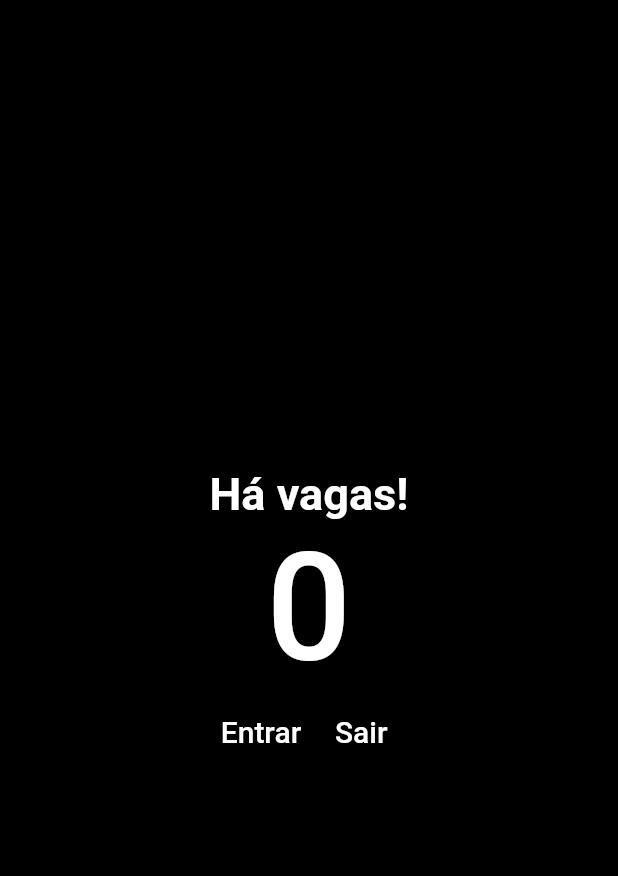
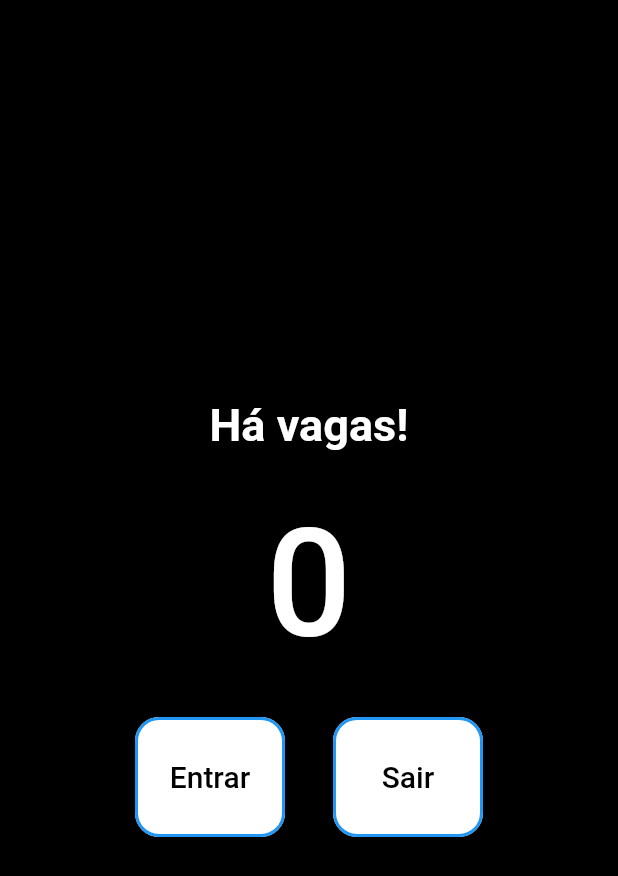
Before and after one commit to IvanHSilva/app_development, a Flutter app: the screen it shows after launch, on a phone screen of 412 x 824 dp. Shown: the top 876 px of the screen. Run offline on Flutter 3.47's test engine with Material 2 defaults, Android fonts, the phone set to English and light mode, and no system bars.

Commit message:
TextButtons formatted + paddings

```diff
--- a/lib/main.dart
+++ b/lib/main.dart
@@ -43,34 +43,68 @@ class HomePage extends StatelessWidget {
               color: Colors.white,
             ),
           ),
-          const Text(
-            '0',
-            style: TextStyle(
-              fontSize: 100,
-              fontWeight: FontWeight.w500,
-              color: Colors.white,
+          //const SizedBox(height: 32,),
+          const Padding(
+            padding: EdgeInsets.all(30),
+            child: Text(
+              '0',
+              style: TextStyle(
+                fontSize: 100,
+                fontWeight: FontWeight.w500,
+                color: Colors.white,
+              ),
             ),
           ),
+          //const SizedBox(height: 32,),
           Row(
             mainAxisAlignment: MainAxisAlignment.center,
             children: [
               TextButton(
                 onPressed: increment,
+                style: TextButton.styleFrom(
+                  backgroundColor: Colors.white,
+                  fixedSize: const Size(100, 80),
+                  //padding: const EdgeInsets.all(32),
+                  foregroundColor: Colors.black,
+                  shape: RoundedRectangleBorder(
+                    side: const BorderSide(
+                      color: Colors.blue,
+                      width: 2,
+                    ),
+                    borderRadius: BorderRadius.circular(16),
+                  ),
+                ),
                 child: const Text(
                   'Entrar',
                   style: TextStyle(
                     fontSize: 20,
-                    color: Colors.white,
+                    color: Colors.black,
                   ),
                 ),
               ),
+              const SizedBox(
+                width: 32,
+              ),
               TextButton(
                 onPressed: decrement,
+                style: TextButton.styleFrom(
+                  backgroundColor: Colors.white,
+                  fixedSize: const Size(100, 80),
+                  foregroundColor: Colors.black,
+                  //primary: Colors.black,
+                  shape: RoundedRectangleBorder(
+                    side: const BorderSide(
+                      color: Colors.blue,
+                      width: 2,
+                    ),
+                    borderRadius: BorderRadius.circular(16),
+                  ),
+                ),
                 child: const Text(
                   'Sair',
                   style: TextStyle(
                     fontSize: 20,
-                    color: Colors.white,
+                    color: Colors.black,
                   ),
                 ),
               ),
```
